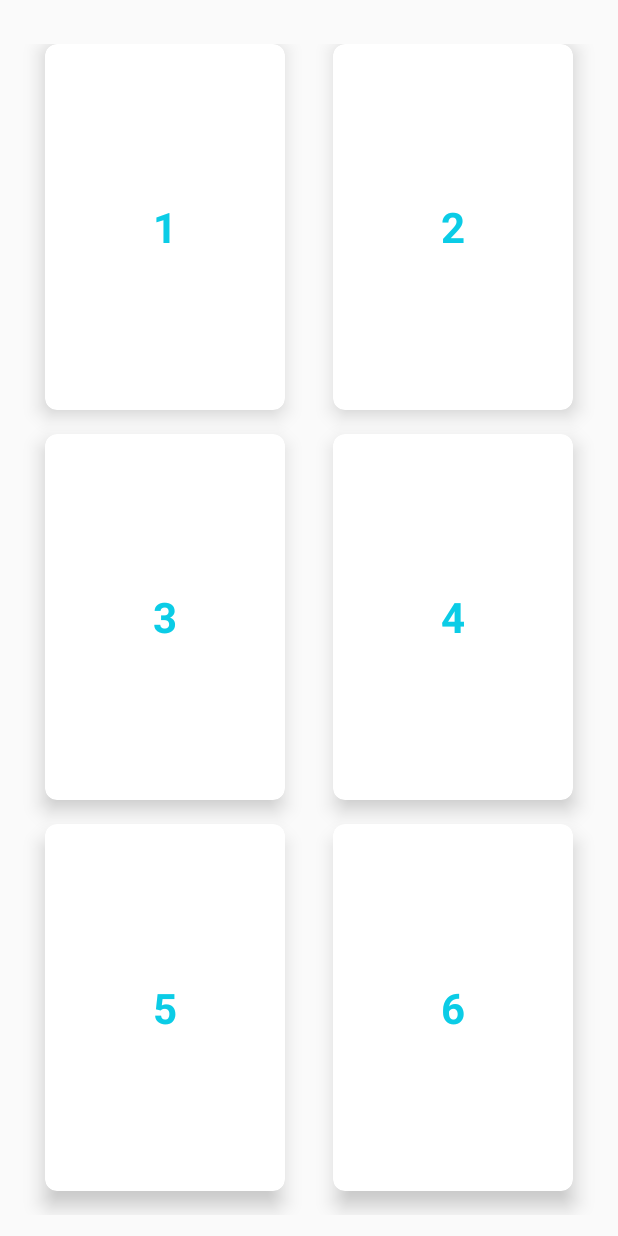
After one commit to CS2001-Group6ix/BruBayApp, an Android app: the layout activity_temp_listings_view.xml on its own in the app's theme, with its tools: preview values and no code run, on a phone screen of 412 x 824 dp. The commit adds this screen. Run offline under Robolectric (Android 15) with nearby library versions, the phone set to English and light mode, and no system bars.

Commit message:
Updated Buyer / Seller information page, added a temporary listing page that links to this buyer / seller page. Experimented with a lot, including Toast messages.
- Olly

```diff
--- a/app/src/main/res/layout/activity_main.xml
+++ b/app/src/main/res/layout/activity_account_information_view.xml
@@ -4,7 +4,7 @@
     xmlns:tools="http://schemas.android.com/tools"
     android:layout_width="match_parent"
     android:layout_height="match_parent"
-    tools:context=".MainActivity"
+    tools:context=".AccountInformationView"
     android:background="@color/graylight"
     android:orientation="vertical">
 
@@ -113,12 +113,14 @@
         </android.support.v7.widget.CardView>
     </RelativeLayout>
     <Button
+        android:id="@+id/contactBtn"
         android:layout_width="110dp"
         android:layout_height="wrap_content"
         android:layout_gravity="center_horizontal"
         android:layout_marginTop="10dp"
         android:text="CONTACT" />
     <Button
+        android:id="@+id/reportBtn"
         android:layout_width="110dp"
         android:layout_height="wrap_content"
         android:layout_gravity="center_horizontal"
--- /dev/null
+++ b/app/src/main/res/layout/activity_temp_listings_view.xml
@@ -0,0 +1,200 @@
+<?xml version="1.0" encoding="utf-8"?>
+<LinearLayout xmlns:android="http://schemas.android.com/apk/res/android"
+    xmlns:app="http://schemas.android.com/apk/res-auto"
+    xmlns:tools="http://schemas.android.com/tools"
+    android:layout_width="match_parent"
+    android:layout_height="match_parent"
+    android:orientation="vertical"
+    android:weightSum="10"
+    tools:context=".TempListingsView">
+
+    <GridLayout
+        android:id="@+id/mainGrid"
+        android:layout_width="match_parent"
+        android:layout_height="match_parent"
+        android:layout_weight="8"
+        android:columnCount="2"
+        android:rowCount="3"
+        android:alignmentMode="alignMargins"
+        android:columnOrderPreserved="false"
+        android:padding="14dp"
+        android:layout_marginTop="15dp"
+        >
+
+        <android.support.v7.widget.CardView
+            android:layout_width="0dp"
+            android:layout_height="0dp"
+            android:layout_columnWeight="1"
+            android:layout_rowWeight="1"
+            android:layout_marginBottom="16dp"
+            android:layout_marginLeft="16dp"
+            android:layout_marginRight="16dp"
+            app:cardElevation="8dp"
+            app:cardCornerRadius="8dp"
+            android:layout_row="0"
+            android:layout_column="0">
+            <LinearLayout
+                android:layout_width="wrap_content"
+                android:layout_height="wrap_content"
+                android:orientation="vertical"
+                android:layout_margin="16dp"
+                android:layout_gravity="center_horizontal|center_vertical">
+                <TextView
+                    android:layout_width="wrap_content"
+                    android:layout_height="wrap_content"
+                    android:textStyle="bold"
+                    android:textSize="28sp"
+                    android:textColor="@color/endblue"
+                    android:textAlignment="center"
+                    android:text="1"/>
+            </LinearLayout>
+        </android.support.v7.widget.CardView>
+
+        <android.support.v7.widget.CardView
+            android:layout_width="0dp"
+            android:layout_height="0dp"
+            android:layout_columnWeight="1"
+            android:layout_rowWeight="1"
+            android:layout_marginBottom="16dp"
+            android:layout_marginLeft="16dp"
+            android:layout_marginRight="16dp"
+            app:cardElevation="8dp"
+            app:cardCornerRadius="8dp"
+            android:layout_row="0"
+            android:layout_column="1">
+            <LinearLayout
+                android:layout_width="wrap_content"
+                android:layout_height="wrap_content"
+                android:orientation="vertical"
+                android:layout_margin="16dp"
+                android:layout_gravity="center_horizontal|center_vertical">
+                <TextView
+                    android:layout_width="wrap_content"
+                    android:layout_height="wrap_content"
+                    android:textStyle="bold"
+                    android:textSize="28sp"
+                    android:textColor="@color/endblue"
+                    android:textAlignment="center"
+                    android:text="2"/>
+            </LinearLayout>
+        </android.support.v7.widget.CardView>
+
+        <android.support.v7.widget.CardView
+            android:layout_width="0dp"
+            android:layout_height="0dp"
+            android:layout_columnWeight="1"
+            android:layout_rowWeight="1"
+            android:layout_marginBottom="16dp"
+            android:layout_marginLeft="16dp"
+            android:layout_marginRight="16dp"
+            app:cardElevation="8dp"
+            app:cardCornerRadius="8dp"
+            android:layout_row="1"
+            android:layout_column="0">
+            <LinearLayout
+                android:layout_width="wrap_content"
+                android:layout_height="wrap_content"
+                android:orientation="vertical"
+                android:layout_margin="16dp"
+                android:layout_gravity="center_horizontal|center_vertical">
+                <TextView
+                    android:layout_width="wrap_content"
+                    android:layout_height="wrap_content"
+                    android:textStyle="bold"
+                    android:textSize="28sp"
+                    android:textColor="@color/endblue"
+                    android:textAlignment="center"
+                    android:text="3"/>
+            </LinearLayout>
+        </android.support.v7.widget.CardView>
+
+        <android.support.v7.widget.CardView
+            android:layout_width="0dp"
+            android:layout_height="0dp"
+            android:layout_columnWeight="1"
+            android:layout_rowWeight="1"
+            android:layout_marginBottom="16dp"
+            android:layout_marginLeft="16dp"
+            android:layout_marginRight="16dp"
+            app:cardElevation="8dp"
+            app:cardCornerRadius="8dp"
+            android:layout_row="1"
+            android:layout_column="1">
+            <LinearLayout
+                android:layout_width="wrap_content"
+                android:layout_height="wrap_content"
+                android:orientation="vertical"
+                android:layout_margin="16dp"
+                android:layout_gravity="center_horizontal|center_vertical">
+                <TextView
+                    android:layout_width="wrap_content"
+                    android:layout_height="wrap_content"
+                    android:textStyle="bold"
+                    android:textSize="28sp"
+                    android:textColor="@color/endblue"
+                    android:textAlignment="center"
+                    android:text="4"/>
+            </LinearLayout>
+        </android.support.v7.widget.CardView>
+
+        <android.support.v7.widget.CardView
+            android:layout_width="0dp"
+            android:layout_height="0dp"
+            android:layout_columnWeight="1"
+            android:layout_rowWeight="1"
+            android:layout_marginBottom="16dp"
+            android:layout_marginLeft="16dp"
+            android:layout_marginRight="16dp"
+            app:cardElevation="8dp"
+            app:cardCornerRadius="8dp"
+            android:layout_row="2"
+            android:layout_column="0">
+            <LinearLayout
+                android:layout_width="wrap_content"
+                android:layout_height="wrap_content"
+                android:orientation="vertical"
+                android:layout_margin="16dp"
+                android:layout_gravity="center_horizontal|center_vertical">
+                <TextView
+                    android:layout_width="wrap_content"
+                    android:layout_height="wrap_content"
+                    android:textStyle="bold"
+                    android:textSize="28sp"
+                    android:textColor="@color/endblue"
+                    android:textAlignment="center"
+                    android:text="5"/>
+            </LinearLayout>
+        </android.support.v7.widget.CardView>
+
+        <android.support.v7.widget.CardView
+            android:layout_width="0dp"
+            android:layout_height="0dp"
+            android:layout_columnWeight="1"
+            android:layout_rowWeight="1"
+            android:layout_marginBottom="16dp"
+            android:layout_marginLeft="16dp"
+            android:layout_marginRight="16dp"
+            app:cardElevation="8dp"
+            app:cardCornerRadius="8dp"
+            android:layout_row="2"
+            android:layout_column="1">
+            <LinearLayout
+                android:layout_width="wrap_content"
+                android:layout_height="wrap_content"
+                android:orientation="vertical"
+                android:layout_margin="16dp"
+                android:layout_gravity="center_horizontal|center_vertical">
+                <TextView
+                    android:layout_width="wrap_content"
+                    android:layout_height="wrap_content"
+                    android:textStyle="bold"
+                    android:textSize="28sp"
+                    android:textColor="@color/endblue"
+                    android:textAlignment="center"
+                    android:text="6"/>
+            </LinearLayout>
+        </android.support.v7.widget.CardView>
+
+    </GridLayout>
+
+</LinearLayout>
--- a/app/src/main/res/values/strings.xml
+++ b/app/src/main/res/values/strings.xml
@@ -1,4 +1,5 @@
 <resources>
     <string name="app_name">bruBay</string>
-    <string name="main_activity_title">"@user_1718263"</string>
+    <string name="account_info_activity_title">"@user_1718263_og"</string>
+    <string name="temp_listing_activity_title">"Temporary Listings View"</string>
 </resources>
```
Also changed, not shown: app/src/main/AndroidManifest.xml (+16 -3 lines), app/src/main/java/com/example/olee/brubay/AccountInformationView.java (added, +41 -0 lines), app/src/main/java/com/example/olee/brubay/MainActivity.java (deleted, +0 -16 lines), app/src/main/java/com/example/olee/brubay/TempListingsView.java (added, +61 -0 lines), app/src/main/res/drawable/btn_style_report.xml (added, +12 -0 lines), app/src/main/res/drawable/ic_email_black_24dp.xml (deleted, +0 -9 lines), app/src/main/res/drawable/ic_forum_black_24dp.xml (deleted, +0 -9 lines), app/src/main/res/drawable/ic_group_add_black_24dp.xml (deleted, +0 -9 lines), app/src/main/res/drawable/ic_phone_iphone_black_24dp.xml (deleted, +0 -9 lines).
